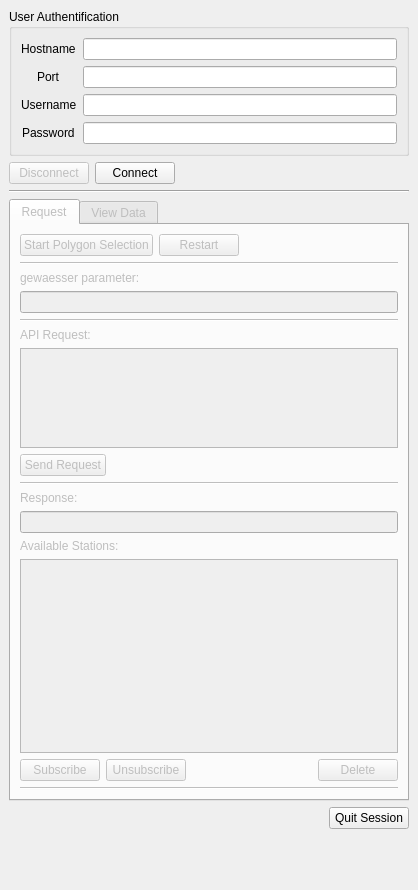
First picture: the form in QPegel_dialog_base_dockWidget.ui, repository 52North/QPegel, before the edit.
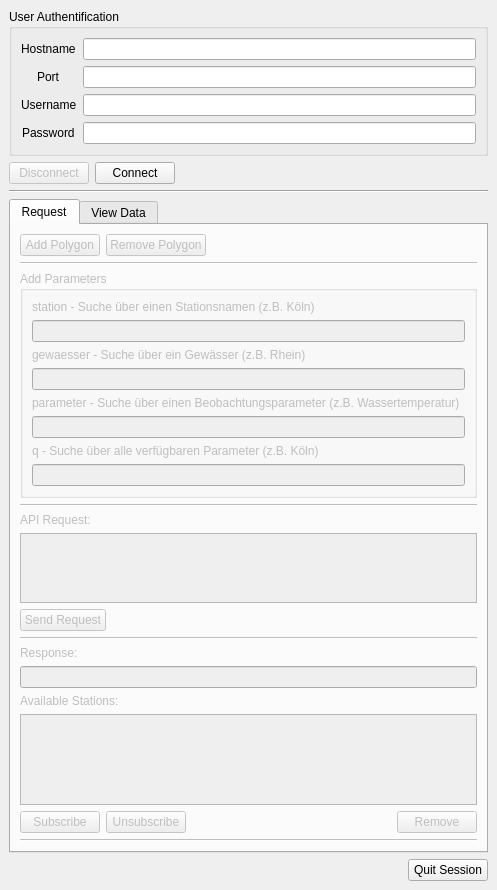
Second picture: the form after the edit. Custom widgets are drawn as their Qt base class.

Diff of the .ui file:
```diff
--- a/QPegel_dialog_base_dockWidget.ui
+++ b/QPegel_dialog_base_dockWidget.ui
@@ -9,7 +9,7 @@
    <rect>
     <x>0</x>
     <y>0</y>
-    <width>418</width>
+    <width>497</width>
     <height>890</height>
    </rect>
   </property>
@@ -189,7 +189,7 @@
     <item>
      <widget class="QTabWidget" name="tabWidget">
       <property name="enabled">
-       <bool>false</bool>
+       <bool>true</bool>
       </property>
       <property name="sizePolicy">
        <sizepolicy hsizetype="Minimum" vsizetype="Preferred">
@@ -229,7 +229,7 @@
                  <bool>false</bool>
                 </property>
                 <property name="text">
-                 <string>Start Polygon Selection</string>
+                 <string>Add Polygon</string>
                 </property>
                </widget>
               </item>
@@ -239,7 +239,7 @@
                  <bool>false</bool>
                 </property>
                 <property name="text">
-                 <string>Restart</string>
+                 <string>Remove Polygon</string>
                 </property>
                </widget>
               </item>
@@ -266,17 +266,65 @@
              </widget>
             </item>
             <item>
-             <widget class="QLabel" name="labelGewaesserParameter">
-              <property name="text">
-               <string>gewaesser parameter: </string>
+             <widget class="QgsCollapsibleGroupBox" name="mGroupBoxParameter">
+              <property name="sizePolicy">
+               <sizepolicy hsizetype="Preferred" vsizetype="MinimumExpanding">
+                <horstretch>0</horstretch>
+                <verstretch>0</verstretch>
+               </sizepolicy>
               </property>
-             </widget>
-            </item>
-            <item>
-             <widget class="QLineEdit" name="lineEditGewaesserParameter">
-              <property name="enabled">
-               <bool>false</bool>
+              <property name="title">
+               <string>Add Parameters</string>
               </property>
+              <property name="collapsed">
+               <bool>true</bool>
+              </property>
+              <layout class="QVBoxLayout" name="verticalLayout_9">
+               <item>
+                <widget class="QLabel" name="labelStation">
+                 <property name="text">
+                  <string>station - Suche über einen Stationsnamen (z.B. Köln)</string>
+                 </property>
+                </widget>
+               </item>
+               <item>
+                <widget class="QLineEdit" name="lineEditStation"/>
+               </item>
+               <item>
+                <widget class="QLabel" name="labelGewaesser">
+                 <property name="text">
+                  <string>gewaesser - Suche über ein Gewässer (z.B. Rhein)</string>
+                 </property>
+                </widget>
+               </item>
+               <item>
+                <widget class="QLineEdit" name="lineEditGewaesser">
+                 <property name="enabled">
+                  <bool>false</bool>
+                 </property>
+                </widget>
+               </item>
+               <item>
+                <widget class="QLabel" name="labelParameter">
+                 <property name="text">
+                  <string>parameter - Suche über einen Beobachtungsparameter (z.B. Wassertemperatur)</string>
+                 </property>
+                </widget>
+               </item>
+               <item>
+                <widget class="QLineEdit" name="lineEditParameter"/>
+               </item>
+               <item>
+                <widget class="QLabel" name="labelQ">
+                 <property name="text">
+                  <string>q - Suche über alle verfügbaren Parameter (z.B. Köln) </string>
+                 </property>
+                </widget>
+               </item>
+               <item>
+                <widget class="QLineEdit" name="lineEditQ"/>
+               </item>
+              </layout>
              </widget>
             </item>
             <item>
@@ -402,7 +450,7 @@
               <item>
                <widget class="QPushButton" name="pushButtonDelete">
                 <property name="text">
-                 <string>Delete</string>
+                 <string>Remove</string>
                 </property>
                </widget>
               </item>
```
Left out of the diff: 8 changed lines with no effect on the pictures.
